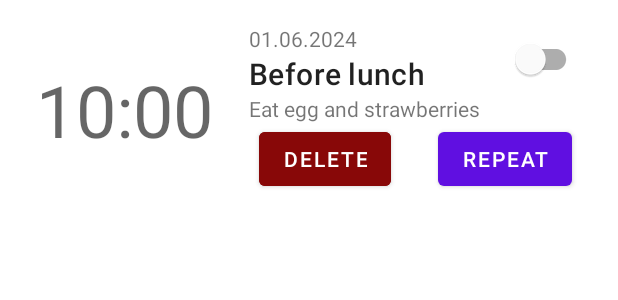
After one commit to AlexKubrick/DiabetesApp, an Android app: the layout list_alarm_item.xml on its own in the app's theme, with its tools: preview values and no code run, on a phone screen of 412 x 824 dp. The commit adds this screen. Shown: the top 300 px of the screen. Run offline under Robolectric (Android 15) with nearby library versions, the phone set to English and light mode, and no system bars.

Commit message:
made alarm database and item xml

```diff
--- /dev/null
+++ b/app/src/main/res/layout/list_alarm_item.xml
@@ -0,0 +1,91 @@
+<?xml version="1.0" encoding="utf-8"?>
+<androidx.constraintlayout.widget.ConstraintLayout xmlns:android="http://schemas.android.com/apk/res/android"
+    xmlns:app="http://schemas.android.com/apk/res-auto"
+    xmlns:tools="http://schemas.android.com/tools"
+    android:id="@+id/constraint_layout"
+    android:layout_width="match_parent"
+    android:layout_height="wrap_content">
+
+    <TextView
+        android:id="@+id/tAlarmTime"
+        android:layout_width="wrap_content"
+        android:layout_height="wrap_content"
+        android:layout_marginStart="24dp"
+        android:layout_marginTop="16dp"
+        android:layout_marginBottom="16dp"
+        android:textAppearance="@style/TextAppearance.MaterialComponents.Headline3"
+        app:layout_constraintBottom_toBottomOf="parent"
+        app:layout_constraintStart_toStartOf="parent"
+        app:layout_constraintTop_toTopOf="parent"
+        tools:text="10:00" />
+
+    <TextView
+        android:id="@+id/tAlarmDate"
+        android:layout_width="0dp"
+        android:layout_height="wrap_content"
+        android:layout_marginStart="24dp"
+        android:layout_marginTop="16dp"
+        app:layout_constraintBottom_toTopOf="@+id/tAlarmMeasurementTime"
+        app:layout_constraintStart_toEndOf="@+id/tAlarmTime"
+        app:layout_constraintTop_toTopOf="parent"
+        tools:text="01.06.2024" />
+
+    <TextView
+        android:id="@+id/tAlarmMeasurementTime"
+        android:layout_width="0dp"
+        android:layout_height="wrap_content"
+        android:layout_marginStart="24dp"
+        android:textAppearance="@style/TextAppearance.MaterialComponents.Headline6"
+        app:layout_constraintBottom_toBottomOf="@id/tAlarmDescription"
+        app:layout_constraintEnd_toStartOf="@+id/swEnableAlarm"
+        app:layout_constraintStart_toEndOf="@id/tAlarmTime"
+        app:layout_constraintTop_toBottomOf="@+id/tAlarmDate"
+        tools:text="Before lunch" />
+
+    <TextView
+        android:id="@+id/tAlarmDescription"
+        android:layout_width="0dp"
+        android:layout_height="wrap_content"
+        android:layout_marginStart="24dp"
+        app:layout_constraintBottom_toTopOf="@+id/bAlarmDelete"
+        app:layout_constraintEnd_toEndOf="@+id/swEnableAlarm"
+        app:layout_constraintStart_toEndOf="@id/tAlarmTime"
+        app:layout_constraintTop_toBottomOf="@id/tAlarmMeasurementTime"
+        tools:text="Eat egg and strawberries" />
+
+    <com.google.android.material.switchmaterial.SwitchMaterial
+        android:id="@+id/swEnableAlarm"
+        android:layout_width="wrap_content"
+        android:layout_height="wrap_content"
+        android:layout_marginStart="24dp"
+        android:layout_marginTop="16dp"
+        android:layout_marginEnd="24dp"
+        app:layout_constraintBottom_toBottomOf="@id/tAlarmMeasurementTime"
+        app:layout_constraintEnd_toEndOf="parent"
+        app:layout_constraintStart_toEndOf="@id/tAlarmMeasurementTime"
+        app:layout_constraintTop_toTopOf="parent" />
+
+    <Button
+        android:id="@+id/bAlarmDelete"
+        android:backgroundTint="@color/red"
+        android:layout_width="wrap_content"
+        android:layout_height="wrap_content"
+        android:layout_marginBottom="16dp"
+        android:text="@string/delete"
+        app:layout_constraintBottom_toBottomOf="@+id/bAlarmRepeat"
+        app:layout_constraintEnd_toStartOf="@+id/bAlarmRepeat"
+        app:layout_constraintStart_toEndOf="@+id/tAlarmTime"
+        app:layout_constraintTop_toBottomOf="@id/tAlarmDescription" />
+
+    <Button
+        android:id="@+id/bAlarmRepeat"
+        android:layout_width="wrap_content"
+        android:layout_height="wrap_content"
+        android:layout_marginBottom="16dp"
+        android:text="@string/repeat"
+        app:layout_constraintBottom_toBottomOf="@id/bAlarmDelete"
+        app:layout_constraintStart_toEndOf="@id/bAlarmDelete"
+        app:layout_constraintTop_toTopOf="@id/bAlarmDelete"
+        app:layout_constraintEnd_toEndOf="parent"/>
+
+</androidx.constraintlayout.widget.ConstraintLayout>
--- a/app/src/main/res/values/strings.xml
+++ b/app/src/main/res/values/strings.xml
@@ -23,4 +23,5 @@
     <string name="set_alarm">Set alarm</string>
     <string name="cancel_alarm">Cancel alarm</string>
     <string name="alarm">Alarm</string>
+    <string name="repeat">Repeat</string>
 </resources>
```
Also changed, not shown: app/src/main/java/ru/alexkubrick/android/diabetesapp/presentation/drawer/alarm/data/AlarmData.kt (added, +30 -0 lines), app/src/main/java/ru/alexkubrick/android/diabetesapp/presentation/drawer/alarm/data/AlarmDataDao.kt (added, +26 -0 lines), app/src/main/java/ru/alexkubrick/android/diabetesapp/presentation/drawer/alarm/data/AlarmDataTypeConverters.kt (added, +16 -0 lines), app/src/main/java/ru/alexkubrick/android/diabetesapp/presentation/drawer/alarm/data/AlarmDatabase.kt (added, +11 -0 lines), app/src/main/res/layout/activity_alarm_list.xml (added, +66 -0 lines).
